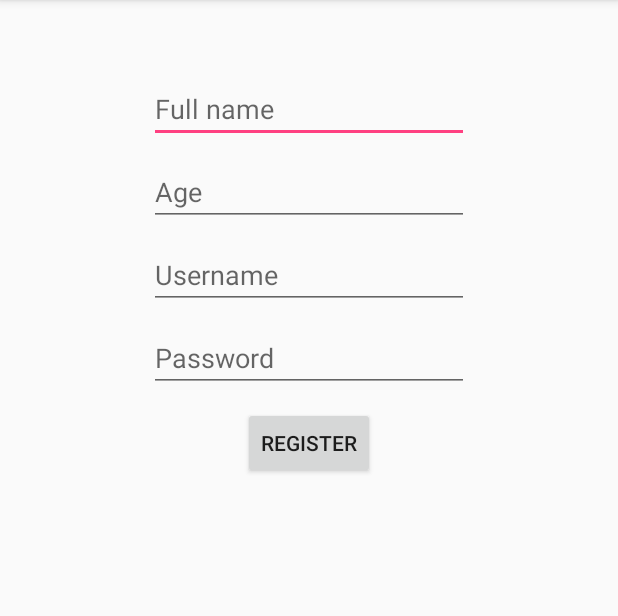
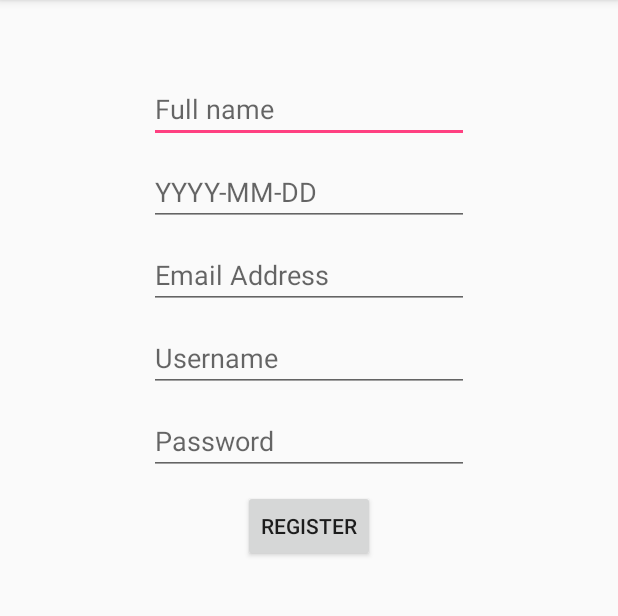
Before and after one commit to tanmimh/Tanmim-Hanifa, an Android app: the RegisterActivity screen opened directly, with no data from a screen before it, after a tap on "REGISTER", on a phone screen of 412 x 824 dp, the part 84-700 px from its top. Run offline under Robolectric (Android 15) with nearby library versions, the phone set to English and light mode, and no system bars; our stand-ins replace Volley; network calls fail.

Commit message:
Updating files

```diff
--- a/TravelPals/TravelPals/app/src/main/java/travelpals/travelpals/RegisterActivity.java
+++ b/TravelPals/TravelPals/app/src/main/java/travelpals/travelpals/RegisterActivity.java
@@ -22,10 +22,11 @@ public class RegisterActivity extends AppCompatActivity {
         super.onCreate(savedInstanceState);
         setContentView(R.layout.activity_register);
 
-        final EditText etAge = (EditText) findViewById(R.id.etAge);
+        final EditText etDob = (EditText) findViewById(R.id.etDob);
         final EditText etName = (EditText) findViewById(R.id.etName);
         final EditText etUsername = (EditText) findViewById(R.id.etUsername);
         final EditText etPassword = (EditText) findViewById(R.id.etPassword);
+        final EditText etEmail = (EditText) findViewById(R.id.etEmail);
 
         final Button btnRegister = (Button) findViewById(R.id.btnRegister);
 
@@ -35,7 +36,9 @@ public class RegisterActivity extends AppCompatActivity {
                 final String name = etName.getText().toString();
                 final String username = etUsername.getText().toString();
                 final String password = etPassword.getText().toString();
-                final int age = Integer.parseInt(etAge.getText().toString());
+                final String dob = etDob.getText().toString();
+                final String email = etEmail.getText().toString();
+
 
                 Response.Listener<String> responseListener = new Response.Listener<String>(){
 
@@ -62,9 +65,10 @@ public class RegisterActivity extends AppCompatActivity {
                     }
                 };
 
-                RegisterRequest registerRequest = new RegisterRequest(name, username, age, password, responseListener);
+                RegisterRequest registerRequest = new RegisterRequest(name, username, dob, email, password, responseListener);
                 RequestQueue queue = Volley.newRequestQueue(RegisterActivity.this);
                 queue.add(registerRequest);
+
 
             }
         });
--- a/TravelPals/TravelPals/app/src/main/java/travelpals/travelpals/RegisterRequest.java
+++ b/TravelPals/TravelPals/app/src/main/java/travelpals/travelpals/RegisterRequest.java
@@ -11,16 +11,17 @@ import java.util.Map;
 
 public class RegisterRequest extends StringRequest {
 
-    private static final String REGISTER_REQUEST_URL = "http://doc.gold.ac.uk/~thani001/travelpals/Register.php";
+    private static final String REGISTER_REQUEST_URL = "http://doc.gold.ac.uk/~thani001/travelpals/RegisterTDB.php";
     private Map<String, String> params;
 
-    public RegisterRequest(String name,String username, int age, String password, Response.Listener<String> listener){
+    public RegisterRequest(String name, String username, String dob, String email, String password, Response.Listener<String> listener){
         super(Method.POST, REGISTER_REQUEST_URL, listener, null);
         params = new HashMap<>();
         params.put("name", name);
         params.put("username", username);
         params.put("password", password);
-        params.put("age", age + "");
+        params.put("dob", dob + "");
+        params.put("email", email);
     }
 
     @Override
--- a/TravelPals/TravelPals/app/src/main/java/travelpals/travelpals/loginActivity.java
+++ b/TravelPals/TravelPals/app/src/main/java/travelpals/travelpals/loginActivity.java
@@ -52,13 +52,15 @@ public class loginActivity extends AppCompatActivity {
 
                             if(success){
                                 String name = jsonResponse.getString("name");
-                                int age = jsonResponse.getInt("age");
+                                String dob = jsonResponse.getString("dob");
                                 String username = jsonResponse.getString("username");
+                                String email = jsonResponse.getString("email");
 
                                 Intent intent = new Intent(loginActivity.this, MainMenuActivity.class);
                                 intent.putExtra("name", name);
-                                intent.putExtra("age", age);
+                                intent.putExtra("dob", dob);
                                 intent.putExtra("username", username);
+                                intent.putExtra("email", email);
 
 
                                 loginActivity.this.startActivity(intent);
--- a/TravelPals/TravelPals/app/src/main/res/layout/activity_register.xml
+++ b/TravelPals/TravelPals/app/src/main/res/layout/activity_register.xml
@@ -26,13 +26,26 @@
     <EditText
         android:layout_width="wrap_content"
         android:layout_height="wrap_content"
-        android:inputType="number"
+        android:inputType="date"
         android:ems="10"
-        android:id="@+id/etAge"
-        android:hint="Age"
+        android:id="@+id/etDob"
+        android:hint="YYYY-MM-DD"
         android:layout_marginBottom="10dp"
         android:layout_below="@id/etName"
         android:layout_alignStart="@id/etName" />
+
+    <EditText
+        android:layout_width="wrap_content"
+        android:layout_height="wrap_content"
+        android:inputType="textEmailAddress"
+        android:ems="10"
+        android:id="@+id/etEmail"
+        android:hint="Email Address"
+        android:layout_marginBottom="10dp"
+        android:layout_alignStart="@id/etDob"
+        android:layout_below="@id/etDob"/>
+
+
 
     <EditText
         android:layout_width="wrap_content"
@@ -41,8 +54,8 @@
         android:ems="10"
         android:id="@+id/etUsername"
         android:hint="Username"
-        android:layout_below="@id/etAge"
-        android:layout_alignStart="@+id/etAge"
+        android:layout_below="@id/etEmail"
+        android:layout_alignStart="@+id/etEmail"
         android:layout_marginBottom="10dp" />
 
     <EditText
```
Also changed, not shown: TravelPals/TravelPals/app/src/main/java/travelpals/travelpals/MainMenuActivity.java (+5 -2 lines), TravelPals/TravelPals/app/src/main/java/travelpals/travelpals/UserAreaActivity.java (+7 -3 lines), TravelPals/TravelPals/app/src/main/res/layout/activity_user_area.xml (+26 -4 lines).
